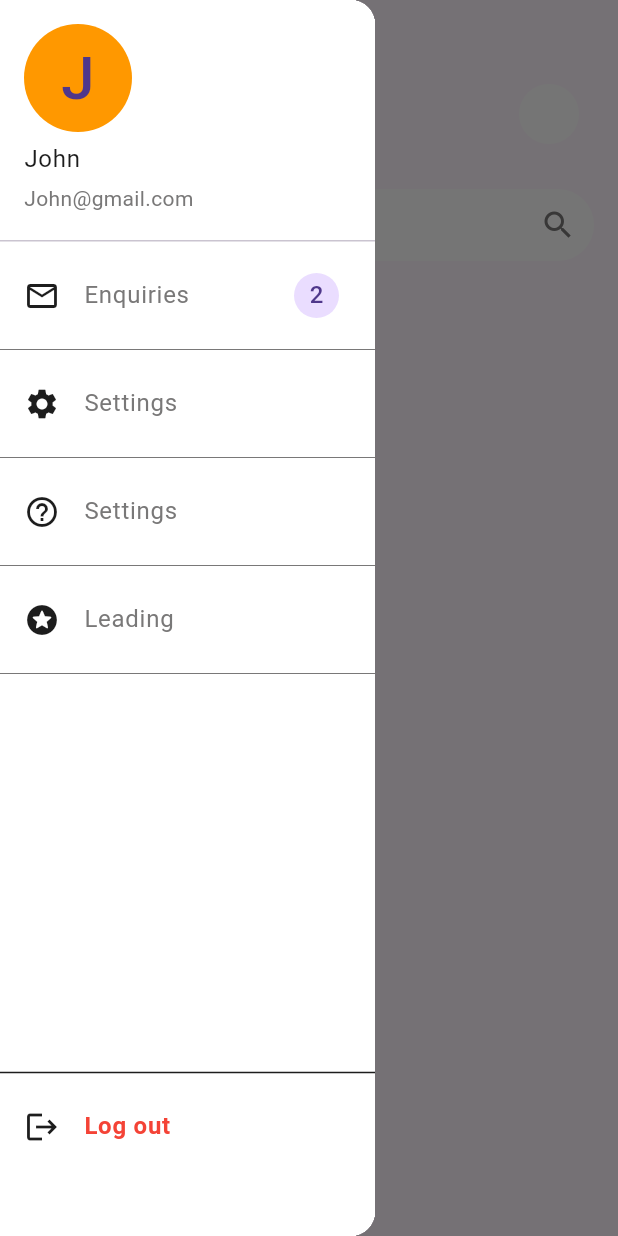
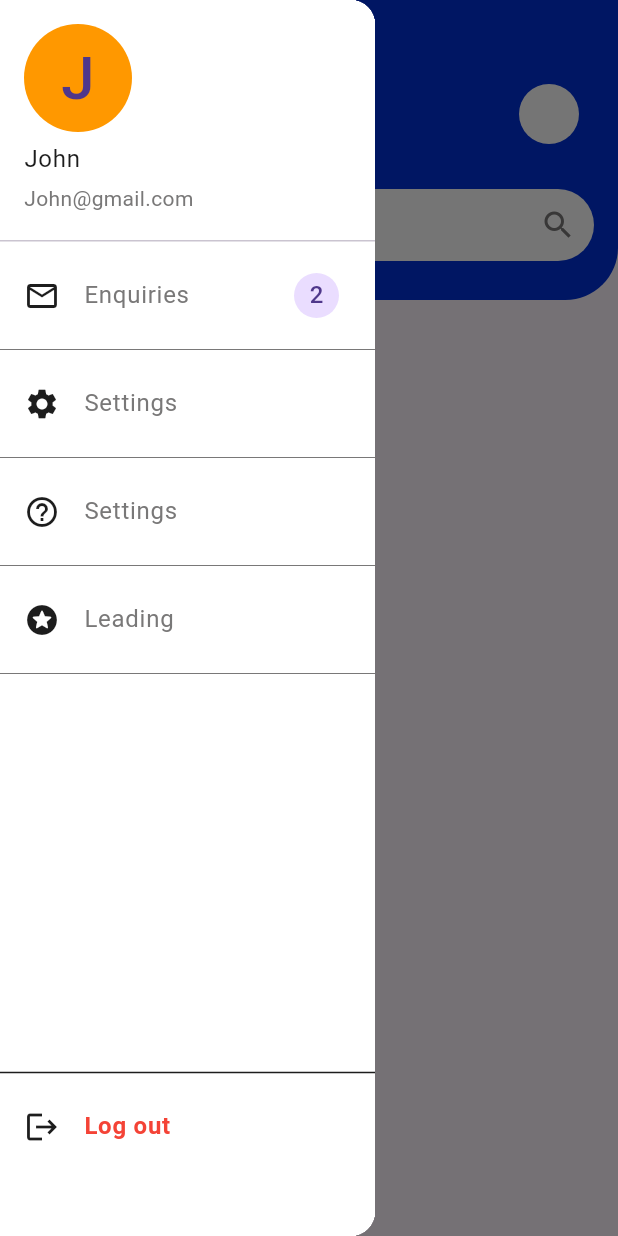
Before and after one commit to Mohammedsajadvt/Inovest, a Flutter app: the InvestorHomeScreen screen opened by its route, with the side drawer open, on a phone screen of 412 x 824 dp. Run offline on Flutter 3.47's test engine with Material 3 defaults, Android fonts, the phone set to English and light mode, and no system bars; our stand-ins replace bloc, equatable, flutter_bloc, flutter_screenutil, google_fonts; project files that could hold a hidden picture were left out.

Commit message:
Some Fixes

```diff
--- a/lib/main.dart
+++ b/lib/main.dart
@@ -35,7 +35,7 @@ class MyApp extends StatelessWidget {
           debugShowCheckedModeBanner: false,
           title: 'Flutter Demo',
           home: child,
-          initialRoute: AppRoutes.login,
+          initialRoute: AppRoutes.splash,
           routes: AppRoutes.routes,
         );
       },
--- a/lib/presentation/chat/widgets/chat_list_item.dart
+++ b/lib/presentation/chat/widgets/chat_list_item.dart
@@ -46,7 +46,7 @@ class ChatListItem extends StatelessWidget {
               width: 8,
               height: 8,
               decoration: BoxDecoration(
-                color: AppArray().colors[6],
+                color: AppArray().colors[2],
                 shape: BoxShape.circle,
               ),
             )
--- a/lib/presentation/chat/widgets/message_bubble.dart
+++ b/lib/presentation/chat/widgets/message_bubble.dart
@@ -18,7 +18,7 @@ class MessageBubble extends StatelessWidget {
         margin: const EdgeInsets.symmetric(vertical: 4),
         padding: const EdgeInsets.symmetric(horizontal: 12, vertical: 8),
         decoration: BoxDecoration(
-          color: message.isMe ? AppArray().colors[6] : AppArray().colors[1],
+          color: message.isMe ? AppArray().colors[3] : AppArray().colors[1],
           borderRadius: BorderRadius.circular(16),
         ),
         child: _buildMessageContent(context),
--- a/lib/presentation/home_screen/screens/investor_home_screen.dart
+++ b/lib/presentation/home_screen/screens/investor_home_screen.dart
@@ -10,6 +10,8 @@ class InvestorHomeScreen extends StatelessWidget {
   Widget build(BuildContext context) {
     return Scaffold(
       appBar: AppBar(
+        backgroundColor: AppArray().colors[0],
+        foregroundColor: AppArray().colors[1],
         automaticallyImplyLeading: false,
         shape: RoundedRectangleBorder(
           borderRadius: BorderRadius.only(
```
Also changed, not shown: lib/presentation/chat/screens/chats_screen.dart (line endings or trailing spaces).
